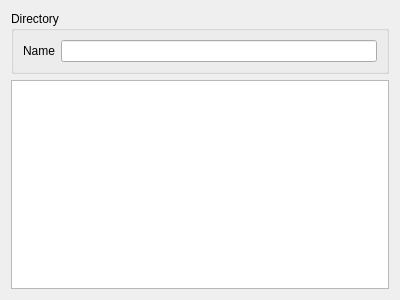
First picture: the form in arinc665_qt/media/DirectoryWidget.ui, repository hirah2205/ARINC-665, before the edit.
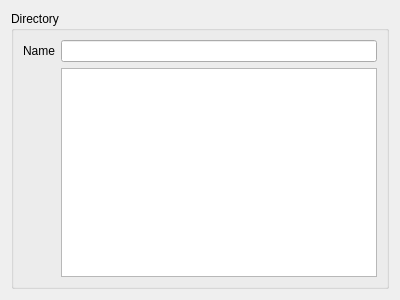
Second picture: the form after the edit.

Commit message: Show Content of Medium and Directory

Diff of the .ui file:
```diff
--- a/arinc665_qt/media/DirectoryWidget.ui
+++ b/arinc665_qt/media/DirectoryWidget.ui
@@ -33,12 +33,28 @@
       <item row="0" column="1">
        <widget class="QLineEdit" name="nameLineEdit"/>
       </item>
+      <item row="1" column="1">
+       <widget class="QTableView" name="content">
+        <property name="alternatingRowColors">
+         <bool>true</bool>
+        </property>
+        <property name="selectionMode">
+         <enum>QAbstractItemView::NoSelection</enum>
+        </property>
+        <property name="selectionBehavior">
+         <enum>QAbstractItemView::SelectRows</enum>
+        </property>
+        <attribute name="verticalHeaderCascadingSectionResizes">
+         <bool>true</bool>
+        </attribute>
+        <attribute name="verticalHeaderDefaultSectionSize">
+         <number>30</number>
+        </attribute>
+       </widget>
+      </item>
      </layout>
     </widget>
    </item>
-   <item>
-    <widget class="QListView" name="listView"/>
-   </item>
   </layout>
  </widget>
  <tabstops>
```
Left out of the diff: 2 changed lines with no effect on the pictures. The commit also changes 9 other files.
